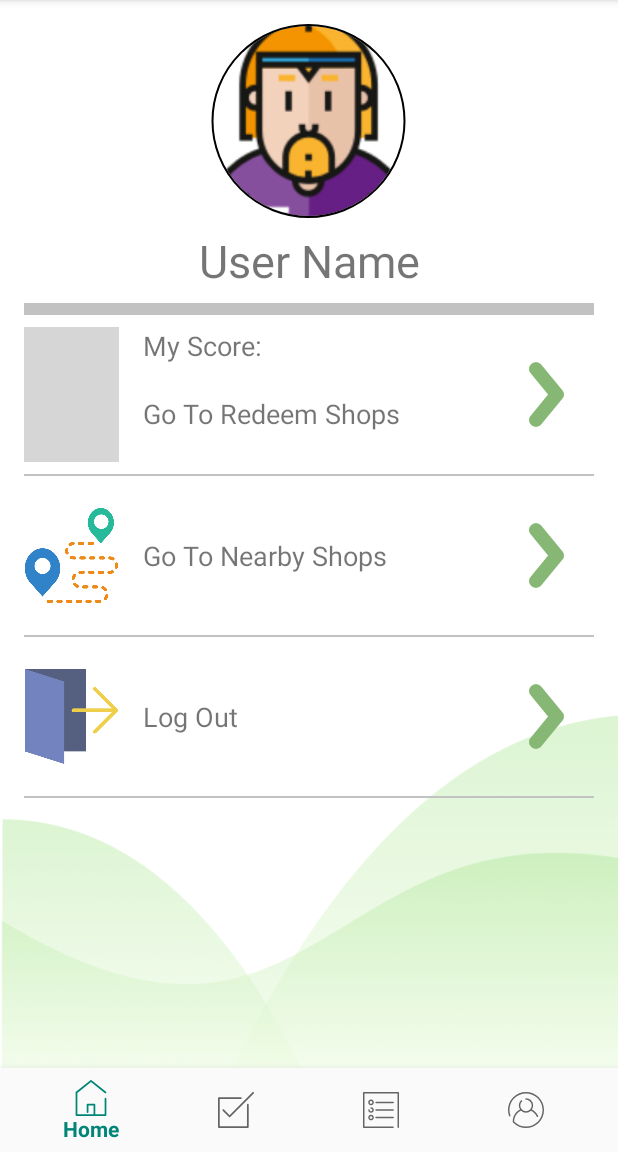
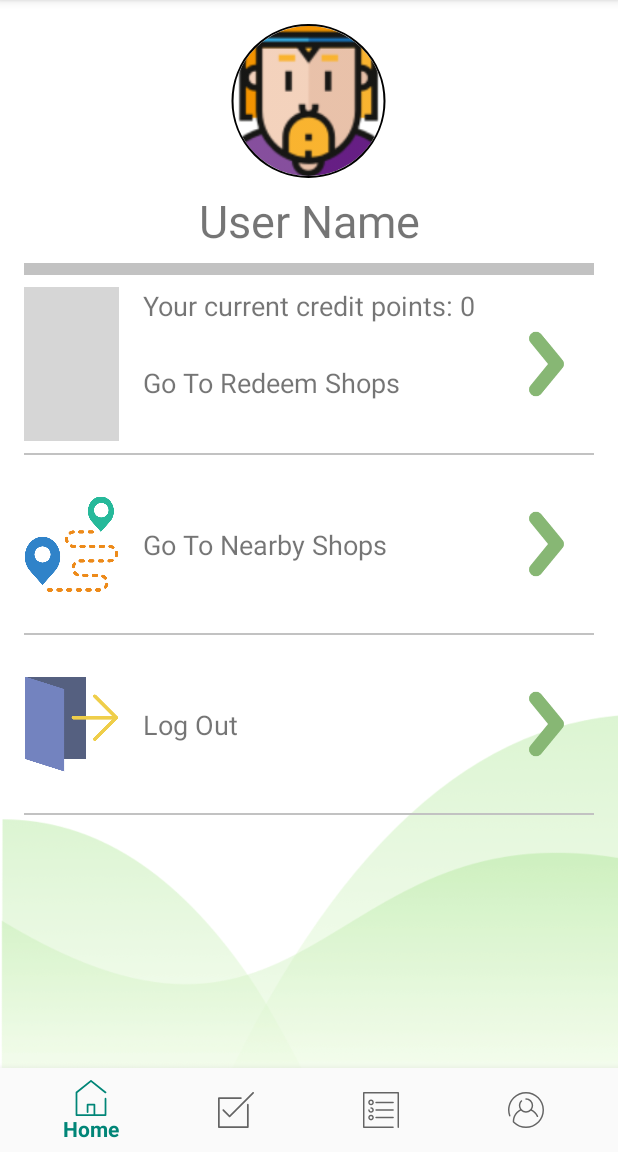
Before and after one commit to pmdw620/unimelb-mobile-group78, an Android app: the fragment ProfileFragment placed in its activity, on a phone screen of 412 x 824 dp, the part 84-1236 px from its top. Run offline under Robolectric (Android 15) with nearby library versions, the light colour scheme and no system bars; our stand-ins replace CircleImageView, Firebase (no records; nobody signed in at launch, a user with empty details on screens opened directly); 3 statements that could not run were skipped; grey boxes are pictures that could not be loaded.

Commit message:
bug fixed
Signed-off-by: Ming Pan <pmdw620@gmail.com>

```diff
--- a/app/src/main/java/com/unimelb/ienv/GoToScan_dining.java
+++ b/app/src/main/java/com/unimelb/ienv/GoToScan_dining.java
@@ -129,6 +129,8 @@ public class GoToScan_dining extends AppCompatActivity {
                 task.setDining(Math.min(8,dining+value));
                 task.setQuiz(quiz);
                 task.setWalk(walk);
+                int curValue = (Math.min(8,dining1+value)-dining1);
+                Toast.makeText(this, "You have earned "+ curValue + " point(s)", Toast.LENGTH_SHORT).show();
                 db.update(TaskDBModel.TABLE_NAME, task.toContentValues(),"id = ?", new String[]{String.valueOf(id)});
                 System.out.println("query--->" + id + "," + rubbish + "," + dining+","+walk+","+quiz);//output data
                 final String username=FirebaseAuth.getInstance().getCurrentUser().getUid();
--- a/app/src/main/java/com/unimelb/ienv/GoToScan_rubbish.java
+++ b/app/src/main/java/com/unimelb/ienv/GoToScan_rubbish.java
@@ -161,6 +161,8 @@ public class GoToScan_rubbish extends AppCompatActivity {
                 task.setQuiz(quiz);
                 task.setWalk(walk);
                 task.setRubbish(Math.min(5,rubbish+value));
+                int curValue = (Math.min(5,rubbish1+value)-rubbish1);
+                Toast.makeText(this, "You have earned "+ curValue + " point(s)", Toast.LENGTH_SHORT).show();
                 db.update(TaskDBModel.TABLE_NAME, task.toContentValues(),"id = ?", new String[]{String.valueOf(id)});
                 System.out.println("query--->" + id + "," + rubbish + "," + dining+","+walk+","+quiz);//输出数据
                 final String username=FirebaseAuth.getInstance().getCurrentUser().getUid();
--- a/app/src/main/java/com/unimelb/ienv/LeadingBoardFragment.java
+++ b/app/src/main/java/com/unimelb/ienv/LeadingBoardFragment.java
@@ -127,6 +127,7 @@ public class LeadingBoardFragment extends Fragment {
         }
         return height;
     }
+
     private void initList() {
         FirebaseFirestore firedb = FirebaseFirestore.getInstance();
         firedb.collection("UserCollection").orderBy("currWeekPoints", Query.Direction.DESCENDING).limit(5).get()
@@ -167,7 +168,10 @@ public class LeadingBoardFragment extends Fragment {
     @Override
     public void onResume() {
         super.onResume();
-        initList();
+        if(list.size()>1){
+            list.clear();
+            initList();
+        }
         String username= FirebaseAuth.getInstance().getCurrentUser().getUid();
         FirebaseFirestore firedb = FirebaseFirestore.getInstance();
         firedb.collection("UserCollection").document(username).get().addOnCompleteListener(new OnCompleteListener<DocumentSnapshot>() {
--- a/app/src/main/java/com/unimelb/ienv/ProfileFragment.java
+++ b/app/src/main/java/com/unimelb/ienv/ProfileFragment.java
@@ -32,6 +32,8 @@ import com.google.firebase.firestore.DocumentReference;
 import com.google.firebase.firestore.DocumentSnapshot;
 import com.google.firebase.firestore.FirebaseFirestore;
 
+import org.w3c.dom.Text;
+
 
 public class ProfileFragment extends Fragment {
 
@@ -51,7 +53,26 @@ public class ProfileFragment extends Fragment {
     public View onCreateView(@NonNull LayoutInflater inflater, @Nullable ViewGroup container, @Nullable Bundle savedInstanceState) {
         inflater1 = inflater;
         final View rootview = inflater.inflate(R.layout.fragment_profile, null);
+        int height = getHeight(getActivity());
+        int width = getWidth(getActivity());
+        avatar = rootview.findViewById(R.id.avatar);
+        LinearLayout linearLayout1 = rootview.findViewById(R.id.linearLayout1);
+        LinearLayout linearLayout2 = rootview.findViewById(R.id.linearLayout2);
+        LinearLayout linearLayout3 = rootview.findViewById(R.id.linearLayout3);
+        ViewGroup.LayoutParams lp = (ViewGroup.LayoutParams) avatar.getLayoutParams();
+        lp.height = (int)(height/8);
+        avatar.setLayoutParams(lp);
+        lp = (ViewGroup.LayoutParams) linearLayout1.getLayoutParams();
+        lp.height = (int)(height/8);
+        linearLayout1.setLayoutParams(lp);
+        lp = (ViewGroup.LayoutParams) linearLayout2.getLayoutParams();
+        lp.height = height/8;
+        linearLayout2.setLayoutParams(lp);
+        lp = (ViewGroup.LayoutParams) linearLayout3.getLayoutParams();
+        lp.height = height/8;
+        linearLayout3.setLayoutParams(lp);
         return rootview;
+
     }
 
     @Override
@@ -76,6 +97,9 @@ public class ProfileFragment extends Fragment {
                     displayName.setText(name);
                     int avatarID = documentSnapshot.getLong("avatarId").intValue();
                     avatar.setImageResource(avatarID);
+                    int totalPoints = documentSnapshot.getLong("totalPoints").intValue();
+                    TextView scores = getView().findViewById(R.id.my_score);
+                    scores.setText("Your current credit points: " + totalPoints);
                 } else{
                     Toast.makeText(getContext(), "Document does not exist", Toast.LENGTH_SHORT).show();
                 }
@@ -98,6 +122,24 @@ public class ProfileFragment extends Fragment {
                 startActivity(intent);
             }
         });
+    }
+
+    public void setScore(){
+        DocumentReference dr = db.collection("UserCollection").document(MainActivity.currentUser.getUid());
+        dr.get().addOnSuccessListener(new OnSuccessListener<DocumentSnapshot>() {
+            @Override
+            public void onSuccess(DocumentSnapshot documentSnapshot) {
+                int totalPoints = documentSnapshot.getLong("totalPoints").intValue();
+                TextView scores = getView().findViewById(R.id.my_score);
+                scores.setText("Your current credit points: " + totalPoints);
+            }
+        });
+    }
+
+    @Override
+    public void onResume() {
+        super.onResume();
+        setScore();
     }
 
     public static int getWidth(Context mContext){
--- a/app/src/main/java/com/unimelb/ienv/RegisterActivity.java
+++ b/app/src/main/java/com/unimelb/ienv/RegisterActivity.java
@@ -22,6 +22,7 @@ import java.text.SimpleDateFormat;
 import java.util.Calendar;
 import java.util.Date;
 import java.util.HashMap;
+import java.util.Locale;
 import java.util.Map;
 
 public class RegisterActivity extends AppCompatActivity {
@@ -70,6 +71,7 @@ public class RegisterActivity extends AppCompatActivity {
                                 public void onComplete(@NonNull Task<AuthResult> task) {
                                     if(task.isSuccessful()){
                                         int resId = getAvatarResourceId();
+                                        String currentDate = new SimpleDateFormat("dd-MM-yyyy", Locale.getDefault()).format(new Date());
                                         // if the task is completed, store extra fields into firebase;
                                         Map<String, Object> user = new HashMap<>();
                                         user.put("name", username.getText().toString());
@@ -77,6 +79,8 @@ public class RegisterActivity extends AppCompatActivity {
                                         user.put("currWeekPoints", 0);
                                         user.put("totalPoints", 0);
                                         user.put("avatarId", resId);
+                                        user.put("continueLogin",1);
+                                        user.put("lastLoginTime",currentDate);
                                         db.collection("UserCollection").document(MainActivity.mAuth.getCurrentUser().getUid()).set(user)
                                                 .addOnSuccessListener(new OnSuccessListener<Void>() {
                                                     @Override
--- a/app/src/main/java/com/unimelb/ienv/TaskFragment.java
+++ b/app/src/main/java/com/unimelb/ienv/TaskFragment.java
@@ -153,6 +153,7 @@ public class TaskFragment extends Fragment {
     @Override
     public void onResume() {
         super.onResume();
+        updateImage();
         SQLiteOpenHelper dbHelper = new TaskDBOpener(getActivity());
         SQLiteDatabase db = dbHelper.getWritableDatabase();
         TaskDBModel task = new TaskDBModel();
--- a/app/src/main/java/com/unimelb/ienv/zxing/android/CaptureActivity.java
+++ b/app/src/main/java/com/unimelb/ienv/zxing/android/CaptureActivity.java
@@ -184,8 +184,6 @@ public final class CaptureActivity extends Activity implements
         if (fromLiveScan) {
             beepManager.playBeepSoundAndVibrate();
 
-            Toast.makeText(this, "扫描成功", Toast.LENGTH_SHORT).show();
-
             Intent intent = getIntent();
             intent.putExtra("codedContent", rawResult.getText());
             intent.putExtra("codedBitmap", barcode);
```
